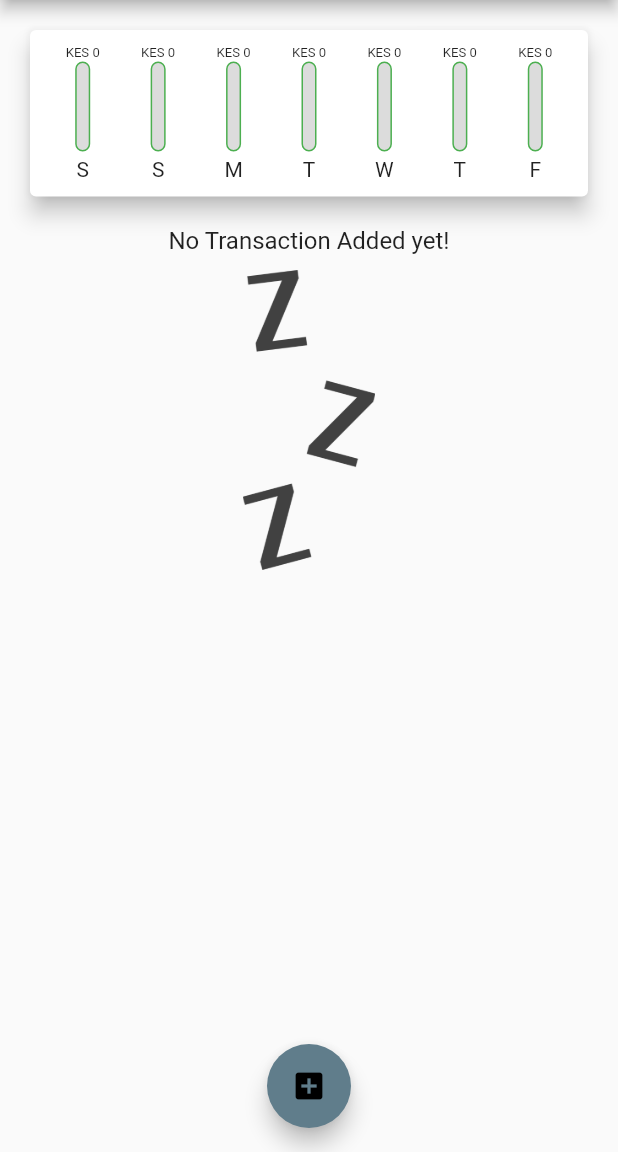
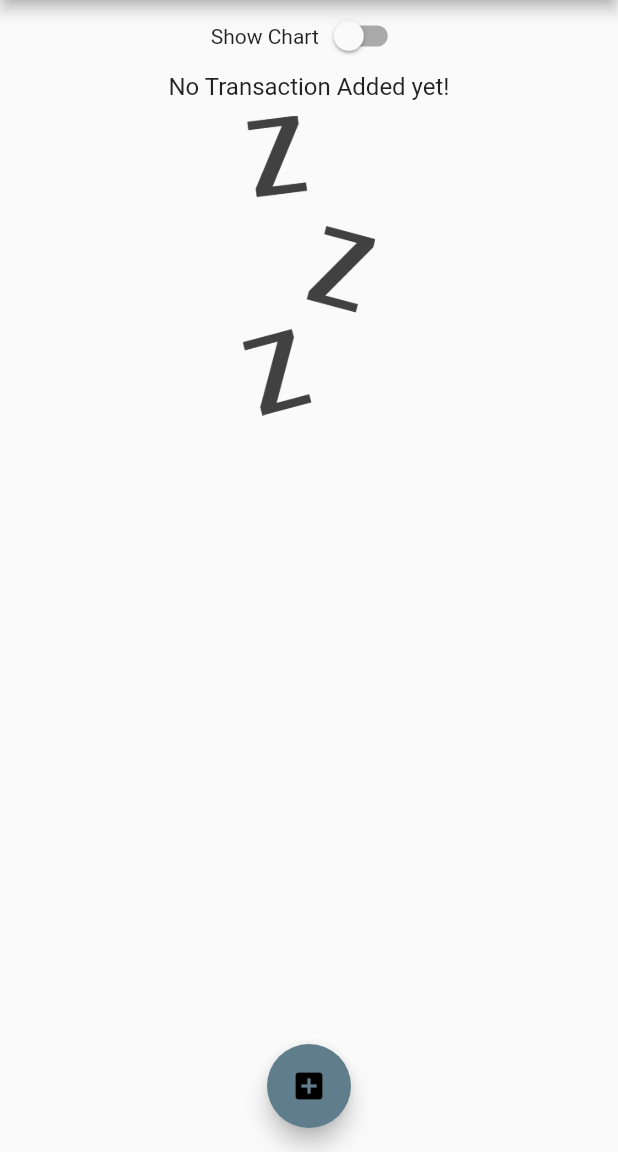
Before and after one commit to MichangaVictor/Personal_expense-flutter-, a Flutter app: the screen it shows after launch, on a phone screen of 412 x 824 dp, the part 84-1236 px from its top. Run offline on Flutter 3.47's test engine with Material 2 defaults, Android fonts, the phone set to English and light mode, and no system bars.

Commit message:
fixes on landscape and potrait

```diff
--- a/expense/lib/main.dart
+++ b/expense/lib/main.dart
@@ -1,10 +1,18 @@
 import 'package:expense/widgets/chart.dart';
 import 'package:flutter/material.dart';
+import 'package:flutter/services.dart';
 import './widgets/new_transaction.dart';
 import './widgets/transaction_list.dart';
 import './models/transaction.dart';
 
-void main() => runApp(const MyApp());
+void main() {
+  /*WidgetsFlutterBinding.ensureInitialized();
+  SystemChrome.setPreferredOrientations([
+    DeviceOrientation.portraitUp,
+    DeviceOrientation.portraitDown,
+  ]);*/
+  runApp(const MyApp());
+}
 
 class MyApp extends StatelessWidget {
   const MyApp({Key? key}) : super(key: key);
@@ -49,6 +57,9 @@ class MyHomePage extends StatefulWidget {
 
 class _MyHomePageState extends State<MyHomePage> {
   final List<Transaction> _userTransactions = [];
+
+  bool _showChart = false;
+
   List<Transaction> get _recentTransactions {
     return _userTransactions.where((tx) {
       return tx.date.isAfter(
@@ -94,8 +105,7 @@ class _MyHomePageState extends State<MyHomePage> {
 
   @override
   Widget build(BuildContext context) {
-    return Scaffold(
-      appBar: AppBar(
+    final appBar = AppBar(
       title: const Text('Personal Expenses'),
       actions: <Widget>[
         IconButton(
@@ -103,14 +113,43 @@ class _MyHomePageState extends State<MyHomePage> {
           onPressed: () => _startAddNewTransaction(context),
         ),
       ],
-      ),
+    );
+    return Scaffold(
+      appBar: appBar,
       body: SingleChildScrollView(
         child: Column(
           // mainAxisAlignment: MainAxisAlignment.start,
           crossAxisAlignment: CrossAxisAlignment.stretch,
           children: <Widget>[
-            Chart(_recentTransactions),
-            TransactionList(_userTransactions, _deleteTransaction),
+            Row(
+              mainAxisAlignment: MainAxisAlignment.center,
+              children: [
+                const Text('Show Chart'),
+                Switch(
+                  value: _showChart,
+                  onChanged: (val) {
+                    setState(() {
+                      _showChart = val;
+                    });
+                  },
+                ),
+              ],
+            ),
+            _showChart
+                ? Container(
+                    height: (MediaQuery.of(context).size.height -
+                            appBar.preferredSize.height -
+                            MediaQuery.of(context).padding.top) *
+                        0.7,
+                    child: Chart(_recentTransactions),
+                  )
+                : Container(
+                    height: (MediaQuery.of(context).size.height -
+                            appBar.preferredSize.height -
+                            MediaQuery.of(context).padding.top) *
+                        0.7,
+                    child:
+                        TransactionList(_userTransactions, _deleteTransaction)),
           ],
         ),
       ),
--- a/expense/lib/widgets/chart_bar.dart
+++ b/expense/lib/widgets/chart_bar.dart
@@ -11,19 +11,21 @@ class ChartBar extends StatelessWidget {
 
   @override
   Widget build(BuildContext context) {
+    return LayoutBuilder(
+      builder: (ctx, constraint) {
         return Column(
           children: [
             Container(
-          height: 10,
+              height: constraint.maxHeight * 0.10,
               child: FittedBox(
                 child: Text('KES ${spendingAmount.toStringAsFixed(0)}'),
               ),
             ),
-        const SizedBox(
-          height: 1,
+            SizedBox(
+              height: constraint.maxHeight * 0.05,
             ),
             Container(
-          height: 60,
+              height: constraint.maxHeight * 0.65,
               width: 10,
               child: Stack(
                 children: [
@@ -46,11 +48,15 @@ class ChartBar extends StatelessWidget {
                 ],
               ),
             ),
-        const SizedBox(
-          height: 4,
+            SizedBox(
+              height: constraint.maxHeight * 0.03,
             ),
-        Text(day),
+            Container(
+                height: constraint.maxHeight * 0.065,
+                child: FittedBox(child: Text(day))),
           ],
+        );
+      },
     );
   }
 }
--- a/expense/lib/widgets/transaction_list.dart
+++ b/expense/lib/widgets/transaction_list.dart
@@ -13,9 +13,7 @@ class TransactionList extends StatelessWidget {
 
   @override
   Widget build(BuildContext context) {
-    return Container(
-      height: 500,
-      child: transactions.isEmpty
+    return transactions.isEmpty
         ? Column(
             children: [
               Text(
@@ -68,7 +66,6 @@ class TransactionList extends StatelessWidget {
               );
             },
             itemCount: transactions.length,
-            ),
           );
   }
 }
```
Lines whose indentation alone changed are shown as unchanged.
